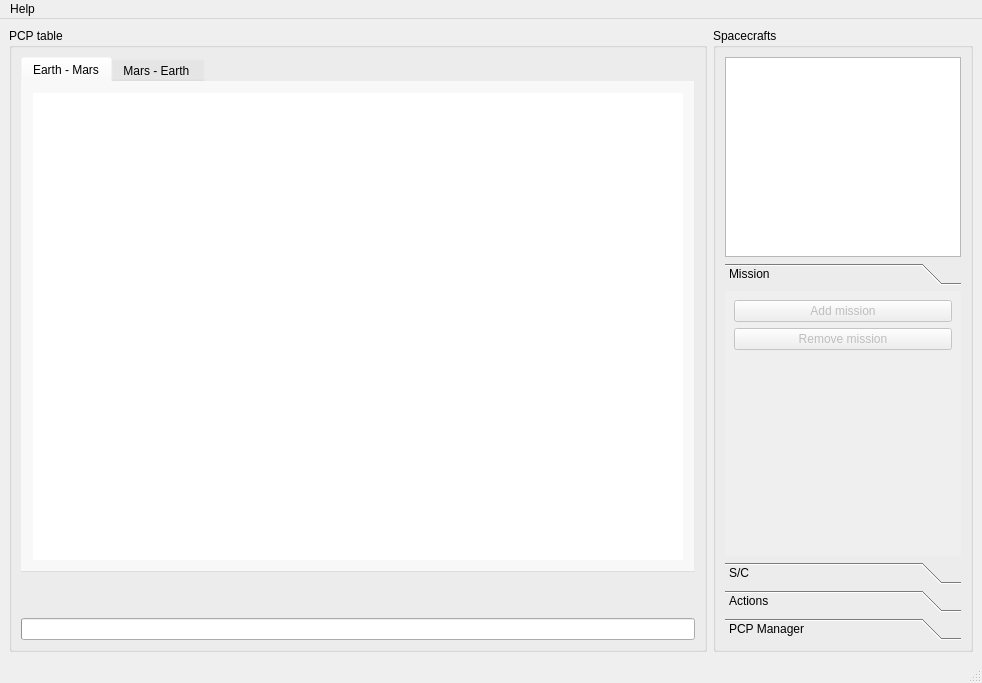
First picture: the form in src/sonet_main_window.ui, repository jorialand/sonet_tfm_horia, before the edit.
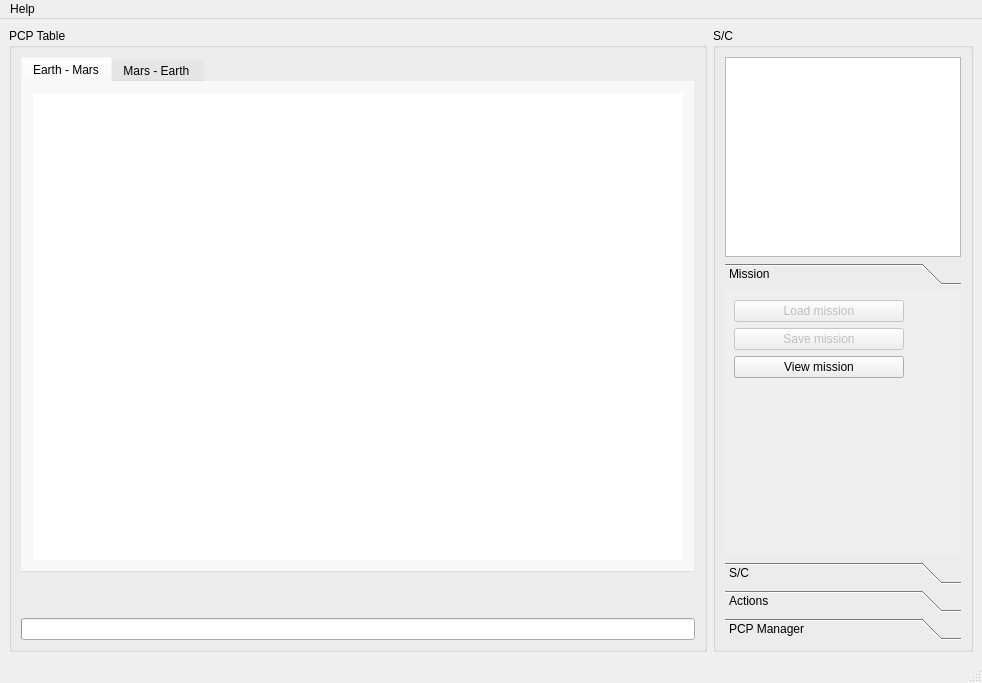
Second picture: the form after the edit. The open tabs and pages were chosen to show the change.

The edit to the form file:
```diff
--- a/src/sonet_main_window.ui
+++ b/src/sonet_main_window.ui
@@ -51,7 +51,7 @@
        </size>
       </property>
       <property name="title">
-       <string>PCP table</string>
+       <string>PCP Table</string>
       </property>
       <property name="flat">
        <bool>true</bool>
@@ -597,7 +597,7 @@
        </size>
       </property>
       <property name="title">
-       <string>Spacecrafts</string>
+       <string>S/C</string>
       </property>
       <property name="flat">
        <bool>true</bool>
@@ -630,7 +630,7 @@
             <x>0</x>
             <y>0</y>
             <width>230</width>
-            <height>228</height>
+            <height>235</height>
            </rect>
           </property>
           <attribute name="label">
@@ -644,11 +644,17 @@
                <property name="enabled">
                 <bool>false</bool>
                </property>
+               <property name="maximumSize">
+                <size>
+                 <width>170</width>
+                 <height>16777215</height>
+                </size>
+               </property>
                <property name="toolTip">
                 <string>Create new mission</string>
                </property>
                <property name="text">
-                <string>Add mission</string>
+                <string>Load mission</string>
                </property>
                <property name="flat">
                 <bool>false</bool>
@@ -660,11 +666,36 @@
                <property name="enabled">
                 <bool>false</bool>
                </property>
+               <property name="maximumSize">
+                <size>
+                 <width>170</width>
+                 <height>16777215</height>
+                </size>
+               </property>
                <property name="toolTip">
                 <string>Remove mission</string>
                </property>
                <property name="text">
-                <string>Remove mission</string>
+                <string>Save mission</string>
+               </property>
+              </widget>
+             </item>
+             <item>
+              <widget class="QPushButton" name="sonet_view_mission_qpb">
+               <property name="minimumSize">
+                <size>
+                 <width>0</width>
+                 <height>0</height>
+                </size>
+               </property>
+               <property name="maximumSize">
+                <size>
+                 <width>170</width>
+                 <height>16777215</height>
+                </size>
+               </property>
+               <property name="text">
+                <string>View mission</string>
                </property>
               </widget>
              </item>
```
Left out of the diff: 61 changed lines with no effect on the pictures.
